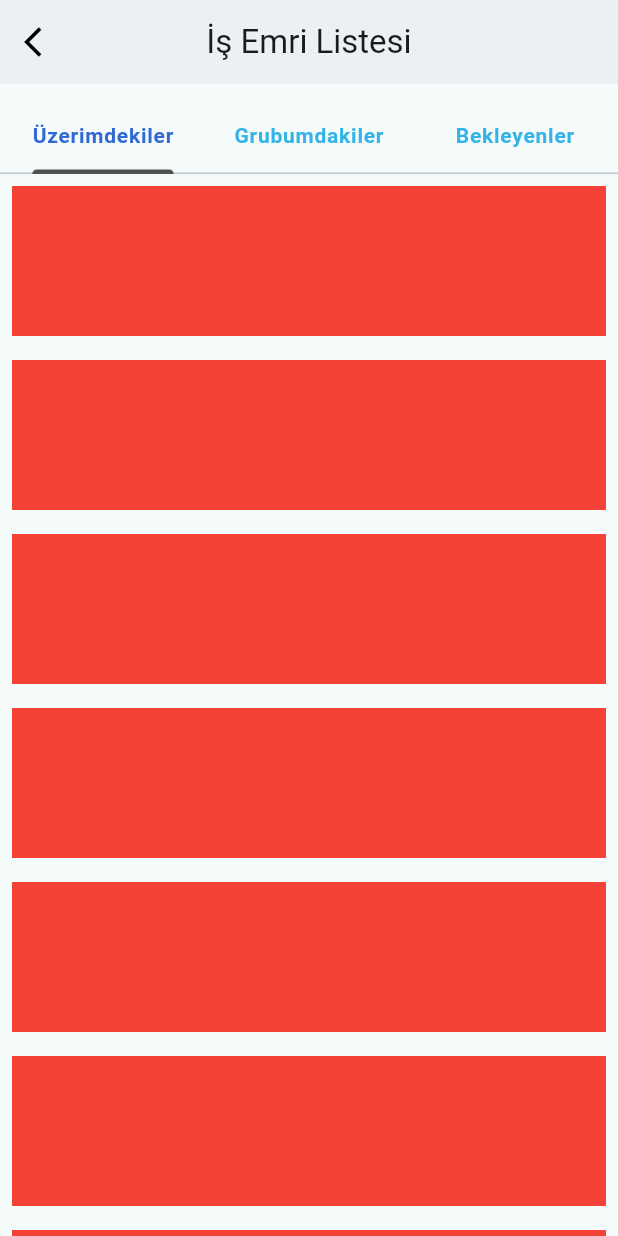
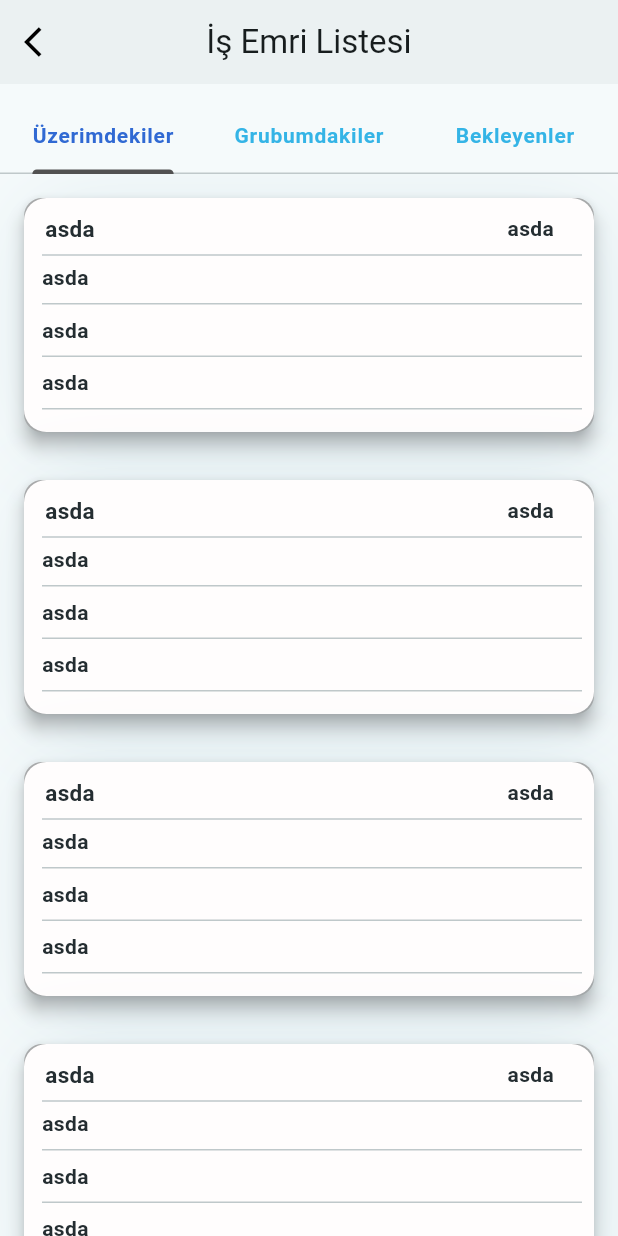
Before and after one commit to sgnm-abdullah-erol/Windesk.FM-Mobile-V1, a Flutter app: the _BuildScaffold screen opened directly with empty values, on a phone screen of 412 x 824 dp. Run offline on Flutter 3.47's test engine with Material 2 defaults, Android fonts, the phone set to English and light mode, and no system bars; our stand-ins replace auto_route, badges, bottom_navy_bar, dartz, device_info_plus, dio and 11 more; missing offline and left inert: animated_widgets; accounts and stored records are empty; Roboto replaces fonts that are missing (Poppins).

Commit message:
My work order page

```diff
--- a/lib/feature/components/cards/custom_wo_listl_card.dart
+++ b/lib/feature/components/cards/custom_wo_listl_card.dart
@@ -2,14 +2,10 @@
 
 import 'package:flutter/material.dart';
 import 'package:vm_fm_4/feature/constants/functions/null_check_widget.dart';
-import 'package:vm_fm_4/feature/constants/other/time_functions.dart';
-import 'package:vm_fm_4/feature/constants/style/custom_paddings.dart';
-import 'package:vm_fm_4/feature/l10n/locale_keys.g.dart';
+import 'package:vm_fm_4/feature/extensions/context_extension.dart';
 import 'package:vm_fm_4/feature/mixins/custom_wo_list_card_mixin.dart';
 
 import '../../constants/other/colors.dart';
-import '../../constants/style/border_radius.dart';
-import '../../constants/style/font_sizes.dart';
 import '../buttons/custom_half_buttons.dart';
 
 class CustomWoDetailCard extends StatelessWidget {
@@ -17,7 +13,7 @@ class CustomWoDetailCard extends StatelessWidget {
 
   final Color? importanceLevelColor;
   final VoidCallback? press;
-  final bool isIcon;
+  final bool isIcon, isButtonVisible;
   final Function onPressed;
 
   const CustomWoDetailCard({
@@ -34,19 +30,25 @@ class CustomWoDetailCard extends StatelessWidget {
     this.statusName,
     this.press,
     this.isIcon = false,
+    this.isButtonVisible = false,
     required this.onPressed,
   }) : super(key: key);
 
   @override
   Widget build(BuildContext context) {
-    Size size = MediaQuery.of(context).size;
 
     return GestureDetector(
       onTap: () {
         onPressed(code.toString());
       },
+      child: Padding(
+        padding: const EdgeInsets.all(12.0),
+        child: Card(
+          color: APPColors.Main.grey,
+          shadowColor: APPColors.Main.grey,
+          elevation: 5.0,
           child: Container(
-        width: size.width / 1.1,
+            width: context.width / 1.2,
             decoration: WoListCardDecoration(),
             child: Padding(
               padding: const EdgeInsets.only(top: 8, left: 12, right: 8, bottom: 8),
@@ -54,7 +56,7 @@ class CustomWoDetailCard extends StatelessWidget {
                 mainAxisSize: MainAxisSize.min,
                 crossAxisAlignment: CrossAxisAlignment.start,
                 children: [
-              codeAndStatusWidget(size),
+                  codeAndStatusWidget(context),
                   Divider(height: 10),
                   woListText(serviceName),
                   woListText(name),
@@ -65,19 +67,23 @@ class CustomWoDetailCard extends StatelessWidget {
                         style: TextStyle(color: APPColors.Main.red),
                       ),
                       woListText(moduleLocation)),
+                  isButtonVisible ?
                   Center(
                     child: CustomHalfButtons(leftTitle: Text('Reddet',style: TextStyle(color: APPColors.Main.white),), leftOnPressed: (){},rightTitle: Text('Onayla',style: TextStyle(color: APPColors.Main.white),),rightOnPressed: (){},))
+                  : Container()
                 ],
+              ),
+            ),
           ),
         ),
       ),
     );
   }
 
-  Flexible codeAndStatusWidget(Size size) {
+  Flexible codeAndStatusWidget(BuildContext context) {
     return Flexible(
       child: SizedBox(
-        width: size.width / 1.2,
+        width: context.width / 1.2,
         child: Row(
           mainAxisAlignment: MainAxisAlignment.spaceBetween,
           children: [
--- a/lib/product/screens/auth/view/login_screen.dart
+++ b/lib/product/screens/auth/view/login_screen.dart
@@ -1,9 +1,9 @@
 import 'package:auto_route/auto_route.dart';
 import 'package:flutter/material.dart';
 import 'package:provider/provider.dart';
-import 'package:vm_fm_4/feature/components/buttons/custom_circular_with_icon_button.dart';
-import 'package:vm_fm_4/feature/components/model_bottom_sheet/add_photo_modal_bottom_sheet.dart';
-import 'package:vm_fm_4/feature/components/show_modal_bottom_folder/show_modal_bottom_sheet.dart';
+import '../../../../feature/components/buttons/custom_circular_with_icon_button.dart';
+import '../../../../feature/components/model_bottom_sheet/add_photo_modal_bottom_sheet.dart';
+import '../../../../feature/components/show_modal_bottom_folder/show_modal_bottom_sheet.dart';
 import '../../../../feature/components/buttons/custom_login_button.dart';
 import '../../../../feature/components/input_fields/text_fields_input_underline.dart';
 import '../../../../feature/components/loading/custom_main_loading.dart';
--- a/lib/product/screens/home/screens/work_order_list/tabs/my_work_order_pendiks.dart
+++ b/lib/product/screens/home/screens/work_order_list/tabs/my_work_order_pendiks.dart
@@ -37,6 +37,7 @@ class _MyWorkOrderPendiksState extends State<MyWorkOrderPendiks> {
       responsible: 'asda',
       serviceName: 'asda',
       statusName: 'asda',
+      isButtonVisible: true,
     );
   }
 }
--- a/lib/product/screens/home/screens/work_order_list/tabs/my_work_orders.dart
+++ b/lib/product/screens/home/screens/work_order_list/tabs/my_work_orders.dart
@@ -1,5 +1,6 @@
 import 'package:flutter/material.dart';
 import 'package:flutter/scheduler.dart';
+import '../../../../../../feature/components/cards/custom_wo_listl_card.dart';
 import '../../../../../../feature/extensions/context_extension.dart';
 import '../provider/work_order_list_provider.dart';
 
@@ -25,18 +26,23 @@ class _MyWorkOrdersState extends State<MyWorkOrders> {
   Widget build(BuildContext context) {
     return SizedBox(
       height: context.height,
-      width: context.width,
+      width: context.width ,
       child: ListView.builder(
         itemCount: 20,
         itemBuilder: (context, index) {
-          return Padding(
-            padding: const EdgeInsets.all(8.0),
-            child: Container(
-              height: 100,
-              width: 100,
-              color: Colors.red,
-            ),
-          );
+          return CustomWoDetailCard(
+              onPressed: (woCode) {
+              },
+              code: 'asda',
+              id: 'asda',
+              moduleLocation: 'asda',
+              name: 'asda',
+              plannedEndDate: 'asda',
+              service: 'asda',
+              responsible: 'asda',
+              serviceName: 'asda',
+              statusName: 'asda',
+              );
         },
       ),
     );
--- a/lib/product/screens/home/screens/work_order_list/view/work_order_list_screen.dart
+++ b/lib/product/screens/home/screens/work_order_list/view/work_order_list_screen.dart
@@ -1,10 +1,9 @@
 import 'package:auto_route/auto_route.dart';
 import 'package:flutter/material.dart';
 import 'package:provider/provider.dart';
-import 'package:vm_fm_4/feature/components/loading/custom_main_loading.dart';
 
 import '../../../../../../feature/components/appbar/custom_main_appbar.dart';
-import '../../../../../../feature/components/loading/custom_appbar_loading.dart';
+import '../../../../../../feature/components/loading/custom_main_loading.dart';
 import '../../../../../../feature/constants/other/app_strings.dart';
 import '../provider/work_order_list_provider.dart';
 import '../tabs/my_group_work_orders.dart';
```
Also changed, not shown: 1 other file. Lines whose indentation alone changed are shown as unchanged.
